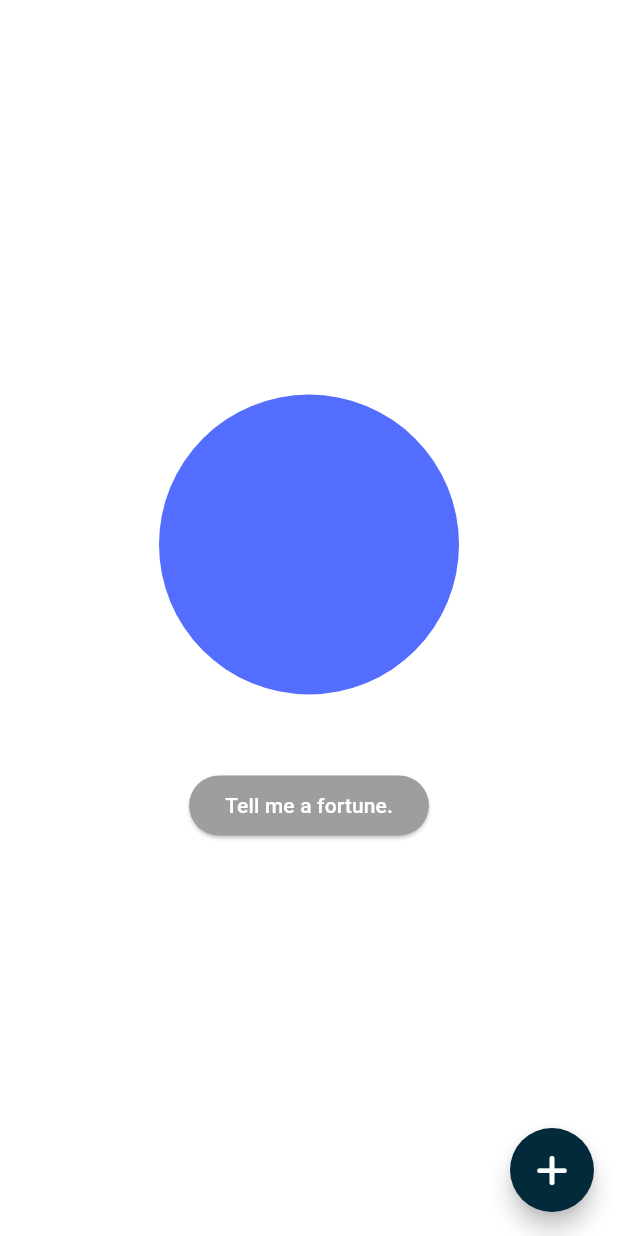
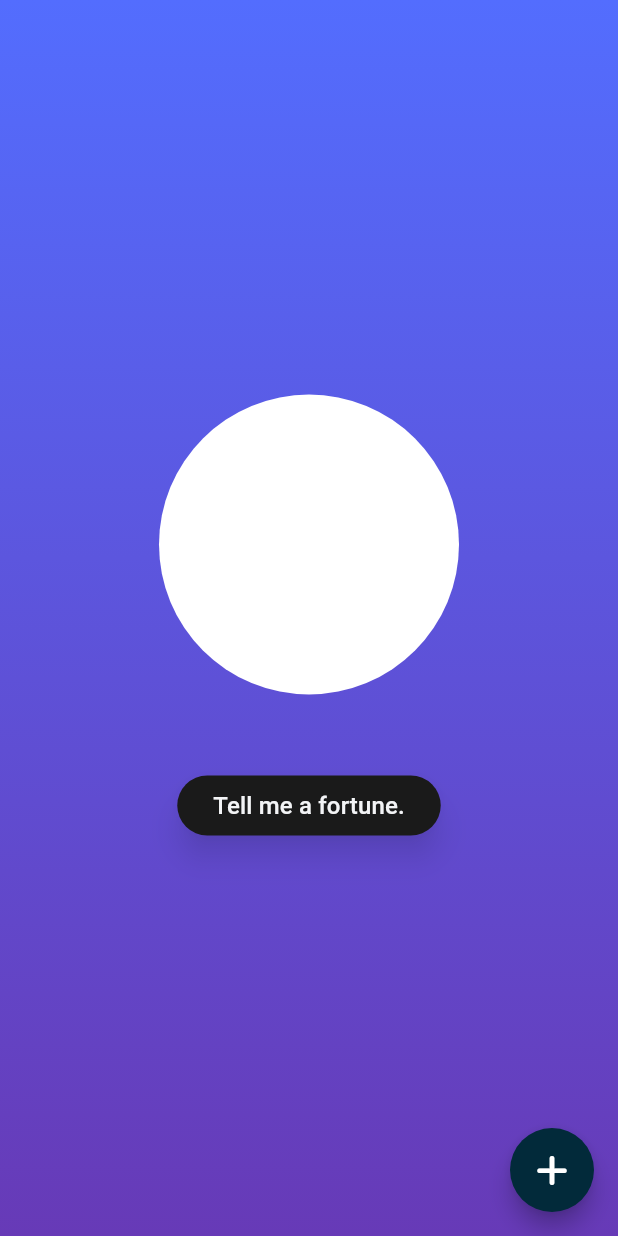
Before and after one commit to leoQuin3/flutter-fortune-teller, a Flutter app: the ScreenHome screen opened directly, on a phone screen of 412 x 824 dp. Run offline on Flutter 3.47's test engine with Material 3 defaults, Android fonts, the phone set to English and light mode, and no system bars; our stand-ins replace cloud_firestore, firebase_auth, firebase_core, firebase_storage, flutter_riverpod, flutter_secure_storage and 8 more; accounts and stored records are empty; generated files the repository leaves out were written again.

Commit message:
Added saveFortune method in screen_home. Added styling. Fixed image picking. Created TextBubble.

```diff
--- a/lib/screens/general/screen_alternate.dart
+++ b/lib/screens/general/screen_alternate.dart
@@ -77,8 +77,7 @@ class _ScreenAlternateState extends ConsumerState<ScreenAlternate> {
       // ****************************************************
       // Show list of all fortunes saved to and from database
       // ****************************************************
-      body: Expanded(
-        child: ListView.builder(
+      body: ListView.builder(
         itemCount: fortuneList.length,
         itemBuilder: (context, index) => Column(
           children: [
@@ -90,7 +89,6 @@ class _ScreenAlternateState extends ConsumerState<ScreenAlternate> {
           ],
         ),
       ),
-      ),
     );
   }
 }
--- a/lib/screens/general/screen_home.dart
+++ b/lib/screens/general/screen_home.dart
@@ -16,6 +16,7 @@ import 'dart:async';
 // Flutter external package imports
 import 'package:csc322_starter_app/main.dart';
 import 'package:csc322_starter_app/models/fortune.dart';
+import 'package:csc322_starter_app/widgets/general/text_bubble.dart';
 import 'package:font_awesome_flutter/font_awesome_flutter.dart';
 import 'package:flutter_riverpod/flutter_riverpod.dart';
 import 'package:flutter/material.dart';
@@ -47,6 +48,7 @@ class _ScreenHomeState extends ConsumerState<ScreenHome> {
   bool _isInit = true;
   bool _isGenerating = false;
   bool _hasErrorOccurred = false;
+  bool _hasSaved = false;
   Fortune? fortune;
   String? generatedText;
 
@@ -63,6 +65,8 @@ class _ScreenHomeState extends ConsumerState<ScreenHome> {
     // Update UI to "loading" state
     setState(() {
       _isGenerating = true;
+      _hasErrorOccurred = false;
+      _hasSaved = false;
     });
 
     try {
@@ -91,59 +95,14 @@ class _ScreenHomeState extends ConsumerState<ScreenHome> {
     }
   }
 
-  ////////////////////////////////////////////////////////////////
-  // Runs the following code once upon initialization
-  ////////////////////////////////////////////////////////////////
-  @override
-  void didChangeDependencies() {
-    // If first time running this code, update provider settings
-    if (_isInit) {
-      _init();
-      _isInit = false;
-      super.didChangeDependencies();
-    }
-  }
-
-  @override
-  void initState() {
-    super.initState();
-
-    // Define model
-    model = GenerativeModel(
-      model: 'gemini-1.5-flash',
-      apiKey: GEMINI_API_KEY,
-      generationConfig: GenerationConfig(
-        temperature: 2,
-        topK: 40,
-        // topP: 0.9,
-        maxOutputTokens: 8192,
-        responseMimeType: 'text/plain',
-      ),
-      systemInstruction: Content.system(
-          'You are a genie who tells a fortune to the user. Create a unique fortune to the user with a prediction. The prediction can be good luck, which predicts desirable outcomes that will happen to the user. Or, the prediction can be a fortune of bad luck, a silly minor inconvenience. A fortune must be simple and be no more than two sentences long. Bad fortunes should not be dangerous or life threatening. Right after the last sentence, write either \"GOOD\" if the prediction is good luck, or \"BAD\" if the prediction is bad luck.'),
-    );
-  }
-
-  ////////////////////////////////////////////////////////////////
-  // Initializes state variables and resources
-  ////////////////////////////////////////////////////////////////
-  Future<void> _init() async {}
-
-  //////////////////////////////////////////////////////////////////////////
-  // Primary Flutter method overridden which describes the layout and bindings for this widget.
-  //////////////////////////////////////////////////////////////////////////
-  @override
-  Widget build(BuildContext context) {
-    return Scaffold(
-      floatingActionButton: FloatingActionButton(
-        shape: ShapeBorder.lerp(CircleBorder(), StadiumBorder(), 0.5),
-
   // ****************************
-        // Save fortune to profile
+  // Save fortune to provider
   // ****************************
-        onPressed: () async {
+  // TODO: save fortune to database
+  void saveFortune() {
     // Cancel if waiting for fortune or no fortune is generated
-          if (_isGenerating ||
+    if (_hasSaved ||
+        _isGenerating ||
         generatedText == null ||
         generatedText!.isEmpty) {
       return;
@@ -151,12 +110,14 @@ class _ScreenHomeState extends ConsumerState<ScreenHome> {
 
     // Cancel if an error has occurred
     if (_hasErrorOccurred) {
-            ScaffoldMessenger.of(context).showSnackBar(SnackBar(
-                content: Text('There was an error saving a fortune.')));
+      ScaffoldMessenger.of(context).showSnackBar(
+          SnackBar(content: Text('There was an error saving a fortune.'), backgroundColor: Colors.red,));
       return;
     }
 
     // Indicate loading with overlay
+    // TODO: When saving fortune to db,  show indicator
+    /*
     showDialog(
       context: context,
       // barrierDismissible: false,
@@ -176,13 +137,13 @@ class _ScreenHomeState extends ConsumerState<ScreenHome> {
         ),
       ),
     );
+    */
 
     // Extract fortune data
     String extractedText =
         generatedText!.substring(0, generatedText!.lastIndexOf('.') + 1);
-          String extractedType = generatedText!
-              .substring(generatedText!.lastIndexOf('.') + 1)
-              .trim();
+    String extractedType =
+        generatedText!.substring(generatedText!.lastIndexOf('.') + 1).trim();
 
     // Add new fortune to provider
     ref.read(providerFortunes).addFortune(
@@ -192,16 +153,76 @@ class _ScreenHomeState extends ConsumerState<ScreenHome> {
               : FortuneType.GOOD_LUCK,
         );
 
+    ScaffoldMessenger.of(context).showSnackBar(
+        SnackBar(content: Text('Fortune was saved successfully.'), backgroundColor: Colors.green,));
+
+    _hasSaved = true;
+
     // Pop off loading indicator
-          ScaffoldMessenger.of(context).showSnackBar(
-              SnackBar(content: Text('Fortune was saved successfully.')));
+    // TODO: After saving fortune to database, pop off indicator
+    /*
     Navigator.of(context, rootNavigator: true).pop();
-        },
+    */
+  }
 
+  // Runs the following code once upon initialization
+  @override
+  void didChangeDependencies() {
+    // If first time running this code, update provider settings
+    if (_isInit) {
+      _init();
+      _isInit = false;
+      super.didChangeDependencies();
+    }
+  }
+
+  @override
+  void initState() {
+    super.initState();
+
+    // Define model
+    model = GenerativeModel(
+      model: 'gemini-1.5-flash-latest',
+      apiKey: GEMINI_API_KEY,
+      generationConfig: GenerationConfig(
+        temperature: 2,
+        topK: 40,
+        // topP: 0.9,
+        maxOutputTokens: 8192,
+        responseMimeType: 'text/plain',
+      ),
+      systemInstruction: Content.system(
+          'You are a genie who tells a fortune to the user. Create a unique fortune to the user with a prediction. The prediction can be good luck, which predicts desirable outcomes that will happen to the user. Or, the prediction can be a fortune of bad luck, a silly minor inconvenience. A fortune must be simple and be no more than two sentences long. Bad fortunes should not be dangerous or life threatening. Right after the last sentence, write either \"GOOD\" if the prediction is good luck, or \"BAD\" if the prediction is bad luck.'),
+    );
+  }
+
+  // Initializes state variables and resources
+  Future<void> _init() async {}
+
+  @override
+  Widget build(BuildContext context) {
+    return Scaffold(
+      // Button to save fortune
+      floatingActionButton: FloatingActionButton(
+        shape: ShapeBorder.lerp(CircleBorder(), StadiumBorder(), 0.5),
+        onPressed: !_isGenerating ? saveFortune : () {},
         splashColor: Theme.of(context).primaryColor,
         child: Icon(FontAwesomeIcons.plus),
       ),
-      body: Center(
+
+      // Main content
+      body: Container(
+        decoration: BoxDecoration(
+          gradient: LinearGradient(
+            colors: [
+              Theme.of(context).colorScheme.primary,
+              Theme.of(context).colorScheme.secondary,
+            ],
+            begin: Alignment.topCenter,
+            end: Alignment.bottomCenter,
+          ),
+        ),
+        child: Center(
           child: Column(
             mainAxisAlignment: MainAxisAlignment.center,
             children: [
@@ -209,7 +230,7 @@ class _ScreenHomeState extends ConsumerState<ScreenHome> {
               // The genie who tells a fortune
               // **************************************
               CircleAvatar(
-              backgroundColor: Colors.indigoAccent,
+                backgroundColor: Theme.of(context).colorScheme.onPrimary,
                 radius: 100,
               ),
 
@@ -218,43 +239,39 @@ class _ScreenHomeState extends ConsumerState<ScreenHome> {
               // *****************************************
               // Text Bubble
               // *****************************************
-            if (!_isGenerating && generatedText != null) // Added null check
-              Padding(
-                padding: EdgeInsets.all(8),
-                child: Container(
-                  // Show generated fortune text
-                  child: Text(
-                    '${generatedText!.substring(0, generatedText!.lastIndexOf('.') + 1)}',
-                    style: TextStyle(color: Colors.white),
-                    softWrap: true,
-                  ),
-                  alignment: Alignment.center,
-                  padding:
-                      const EdgeInsets.symmetric(horizontal: 15, vertical: 15),
-                  decoration: BoxDecoration(
-                    color: Theme.of(context).colorScheme.primary,
-                    borderRadius: BorderRadius.all(Radius.circular(5)),
-                  ),
-                  constraints: BoxConstraints(maxWidth: 300),
-                ),
+              if (!_isGenerating && generatedText != null)
+                TextBubble(
+                  text: !_hasErrorOccurred ? generatedText!
+                      .substring(0, generatedText!.lastIndexOf('.') + 1) : 'There was an error generating a fortune. Please try again.',
+                  textColor: Theme.of(context).colorScheme.onSurface,
+                  color: Theme.of(context).colorScheme.surface,
+                  fontSize: 16,
                 )
               else if (_isGenerating)
-              CircularProgressIndicator(),
+                CircularProgressIndicator(
+                    color: Theme.of(context).colorScheme.surface),
 
               SizedBox(height: 25),
 
               // ***************
-            // Tell a fortune
+              // Tap Button
               // ***************
               ElevatedButton(
                 child: Text(
                   'Tell me a fortune.',
-                style: TextStyle(color: Colors.white),
+                  style: TextStyle(
+                      color: Theme.of(context).colorScheme.surface,
+                      fontSize: 16),
                 ),
                 onPressed: !_isGenerating ? generateFortune : () {},
-              style: ElevatedButton.styleFrom(backgroundColor: Colors.grey),
+                style: ElevatedButton.styleFrom(
+                  backgroundColor: Theme.of(context).colorScheme.onSurface,
+                  elevation: 8,
+                  shadowColor: Colors.black.withOpacity(0.5),
+                ),
               ),
             ],
+          ),
         ),
       ),
     );
--- a/lib/theme/theme.dart
+++ b/lib/theme/theme.dart
@@ -18,18 +18,19 @@ import 'package:csc322_starter_app/theme/colors.dart';
 //////////////////////////////////////////////////////////////////////////
 final ThemeData lightTheme = ThemeData(
   colorScheme: ColorScheme(
-    // primary: Color(0xFF7FBDDC),
-    primary: Colors.indigo[400]!,
+    primary: Colors.indigoAccent,
     onPrimary: Color(0xFFFFFFFF),
-    // onPrimary: Color(0xFF022A3A),
-    secondary: Color.fromARGB(255, 219, 11, 208),
+    secondary: Colors.deepPurple,
     onSecondary: Color(0xFFFFFFFF),
-    surface: CustomColors.offWhite,
-    error: Color(0xFFCC0000),
+    tertiary: Colors.amberAccent,
+    onTertiary: Colors.white,
+    surface: Color(0xFFF3F4F6),
+    onSurface: Color(0xFF1A1A1A),
+    error: Color(0xFFD32F2F),
     onError: Color(0xFFFFFFFF),
-    onSurface: Color(0xFF022A3A),
     brightness: Brightness.light,
   ),
+
   useMaterial3: true,
   brightness: Brightness.light,
   scaffoldBackgroundColor: CustomColors.primaryBackgroundLightMode,
@@ -116,7 +117,8 @@ final ThemeData darkTheme = ThemeData(
 //////////////////////////////////////////////////////////////////////////
 // FLOATING ACTION BUTTON THEME
 //////////////////////////////////////////////////////////////////////////
-FloatingActionButtonThemeData milFloatingActionButtonTheme = FloatingActionButtonThemeData(
+FloatingActionButtonThemeData milFloatingActionButtonTheme =
+    FloatingActionButtonThemeData(
   backgroundColor: CustomColors.statusInfo,
   foregroundColor: Colors.white,
 );
@@ -176,7 +178,8 @@ ElevatedButtonThemeData milLightElevatedButtonTheme = ElevatedButtonThemeData(
 //////////////////////////////////////////////////////////////////////////
 TextButtonThemeData milLightTextButtonTheme = TextButtonThemeData(
   style: ButtonStyle(
-    padding: MaterialStateProperty.all<EdgeInsetsGeometry>(const EdgeInsets.all(0)),
+    padding:
+        MaterialStateProperty.all<EdgeInsetsGeometry>(const EdgeInsets.all(0)),
     textStyle: MaterialStateProperty.all<TextStyle>(
       const TextStyle(fontWeight: FontWeight.bold),
     ),
@@ -185,17 +188,20 @@ TextButtonThemeData milLightTextButtonTheme = TextButtonThemeData(
 );
 TextButtonThemeData milDarkTextButtonTheme = TextButtonThemeData(
   style: ButtonStyle(
-    padding: MaterialStateProperty.all<EdgeInsetsGeometry>(const EdgeInsets.all(0)),
+    padding:
+        MaterialStateProperty.all<EdgeInsetsGeometry>(const EdgeInsets.all(0)),
     textStyle: MaterialStateProperty.all<TextStyle>(
       const TextStyle(fontWeight: FontWeight.bold),
     ),
-    foregroundColor: MaterialStateProperty.all<Color>(CustomColors.statusInfoDarkMode),
+    foregroundColor:
+        MaterialStateProperty.all<Color>(CustomColors.statusInfoDarkMode),
   ),
 );
 
 //////////////////////////////////////////////////////////////////////////
 // BOTTOM NAVIGATION BAR THEME (LIGHT MODE)
 //////////////////////////////////////////////////////////////////////////
-BottomNavigationBarThemeData milLightBottomNavigationBarTheme = BottomNavigationBarThemeData(
+BottomNavigationBarThemeData milLightBottomNavigationBarTheme =
+    BottomNavigationBarThemeData(
   backgroundColor: CustomColors.cloudGrey,
 );
--- a/lib/widgets/general/bottom_nav_bar.dart
+++ b/lib/widgets/general/bottom_nav_bar.dart
@@ -25,6 +25,8 @@ class BottomNavBar extends StatelessWidget {
           icon: Icon(Icons.account_circle),
           label: 'Saved Fortunes',
         ),
-        ]);
+      ],
+      backgroundColor: Theme.of(context).colorScheme.surface,
+    );
   }
 }
--- a/lib/widgets/general/fortune_list_item.dart
+++ b/lib/widgets/general/fortune_list_item.dart
@@ -11,7 +11,6 @@ class FortuneListItem extends ListTile {
 
   @override
   Widget build(BuildContext context) {
-    print(type);
     return ListTile(
       title: Text('$text',
           style: TextStyle(color: Theme.of(context).colorScheme.onPrimary)),
@@ -19,7 +18,9 @@ class FortuneListItem extends ListTile {
         Icons.auto_awesome,
         color: Theme.of(context).colorScheme.onPrimary,
       ),
-      tileColor: type == FortuneType.BAD_LUCK ? Colors.red : Colors.lightGreen,
+      tileColor: type == FortuneType.BAD_LUCK
+          ? Colors.red.shade700
+          : Colors.greenAccent.shade700,
       contentPadding: EdgeInsets.symmetric(vertical: 15, horizontal: 8),
       shape: BeveledRectangleBorder(borderRadius: BorderRadius.circular(6)),
     );
--- a/lib/widgets/navigation/widget_primary_app_bar.dart
+++ b/lib/widgets/navigation/widget_primary_app_bar.dart
@@ -11,6 +11,8 @@
 // Flutter imports
 
 // Flutter external package imports
+import 'dart:io';
+
 import 'package:flutter_riverpod/flutter_riverpod.dart';
 import 'package:flutter/material.dart';
 
@@ -71,11 +73,10 @@ class _PrimaryAppBar extends ConsumerState<WidgetPrimaryAppBar> {
   ////////////////////////////////////////////////////////////////
   @override
   Widget build(BuildContext context) {
-    // Get the number of notifications
-
     return AppBar(
       title: widget.title,
       elevation: 0,
+      backgroundColor: Theme.of(context).colorScheme.surface,
       actions: [
         IconButton(
           icon: const Icon(Icons.add, color: CustomColors.statusError),
--- a/lib/widgets/navigation/widget_primary_scaffold.dart
+++ b/lib/widgets/navigation/widget_primary_scaffold.dart
@@ -25,7 +25,6 @@ import '../../main.dart';
 
 // Custom file imports
 import 'package:csc322_starter_app/widgets/general/bottom_nav_bar.dart';
-
 
 //////////////////////////////////////////////////////////////////////////
 // Localized provider for the current tab index
```
Also changed, not shown: lib/screens/general/profile_page.dart (+97 -70 lines), lib/widgets/general/text_bubble.dart (added, +38 -0 lines). Lines whose indentation alone changed are shown as unchanged.
